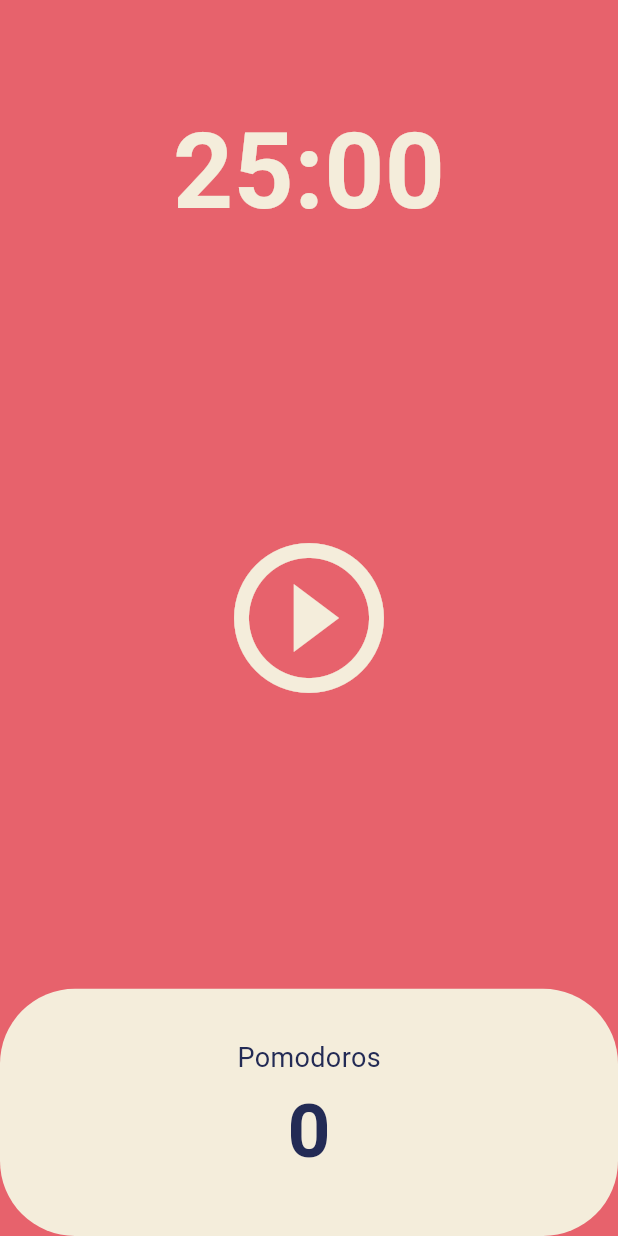
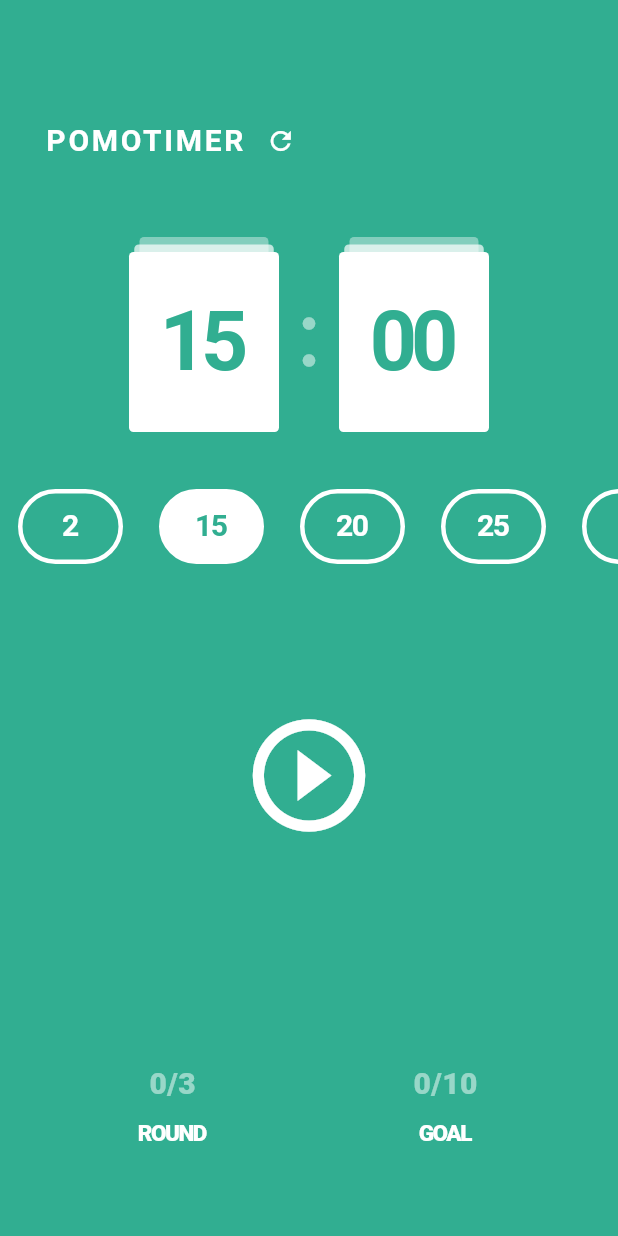
Before and after one commit to JunDemi/flutter_travel, a Flutter app: the screen it shows after launch, on a phone screen of 412 x 824 dp. Run offline on Flutter 3.47's test engine with Material 3 defaults, Android fonts, the light colour scheme and no system bars.

Commit message:
코드챌린지 뽀모도로 앱

```diff
--- a/lib/main.dart
+++ b/lib/main.dart
@@ -6,11 +6,13 @@ void main() {
 }
 
 class App extends StatelessWidget {
+  const App({super.key});
+
   @override
   Widget build(BuildContext context) {
     return MaterialApp(
       theme: ThemeData(
-        scaffoldBackgroundColor: Color(0xFFE7626C),
+        scaffoldBackgroundColor: Color.fromARGB(255, 49, 174, 145),
         textTheme: TextTheme(
           titleLarge: TextStyle(
             color: Color(0xFF232B55),
@@ -18,7 +20,7 @@ class App extends StatelessWidget {
             fontWeight: FontWeight.w600,
           ),
         ),
-        cardColor: Color(0xFFF4EDDB),
+        cardColor: Colors.white,
       ),
       home: HomeScreen(),
     );
--- a/lib/screens/home_screen.dart
+++ b/lib/screens/home_screen.dart
@@ -1,5 +1,11 @@
 import 'dart:async';
 import 'package:flutter/material.dart';
+import 'package:flutter_travel/widgets/timeSelectBelt.dart';
+import 'package:flutter_travel/widgets/timerContainer.dart';
+
+const int initialSeconds = 900;
+const int totalRound = 3;
+const int totalGoal = 10;
 
 class HomeScreen extends StatefulWidget {
   const HomeScreen({super.key});
@@ -9,25 +15,49 @@ class HomeScreen extends StatefulWidget {
 }
 
 class _HomeScreenState extends State<HomeScreen> {
-  static const limitTime = 1500;
-  int totalSeconds = limitTime;
+  int totalSeconds = initialSeconds;
+  int selectedTime = 15;
   bool isRunning = false;
   int totalPomodoros = 0;
+  int roundAmount = 0;
+  bool isBreakTime = false;
   late Timer timer;
 
   void onTick(Timer timer) {
     if (totalSeconds == 0) {
+      if (totalPomodoros == totalRound) {
         setState(() {
+          isBreakTime = true;
+          totalPomodoros = 0;
+          roundAmount++;
+          isRunning = true;
+          totalSeconds = 300;
+        });
+      } else {
+        setState(() {
+          isBreakTime = false;
           totalPomodoros++;
           isRunning = false;
-        totalSeconds = limitTime;
+          totalSeconds = selectedTime;
         });
         timer.cancel();
+      }
     } else {
       setState(() {
         totalSeconds--;
       });
     }
+  }
+
+  //시간 변경
+  void onUpdateTimePressed(int second) {
+    setState(() {
+      totalSeconds = second == 2 ? second : second * 60;
+      selectedTime = second;
+      isRunning = false;
+    });
+
+    timer.cancel();
   }
 
   void onStartPressed() {
@@ -50,15 +80,21 @@ class _HomeScreenState extends State<HomeScreen> {
   void onResetPressed() {
     timer.cancel();
     setState(() {
-      totalSeconds = limitTime;
+      totalSeconds = selectedTime == 2 ? selectedTime : selectedTime * 60;
+      isBreakTime = false;
       isRunning = false;
+      totalPomodoros = 0;
+      roundAmount = 0;
     });
   }
 
-  String formatTime(int seconds) {
+  List<String> formatTime(int seconds) {
     var duration = Duration(seconds: seconds);
     String splitTime = duration.toString().split('.').first.substring(2, 7);
-    return splitTime;
+
+    String splitMitutes = splitTime.split(':')[0];
+    String splitSeconds = splitTime.split(':')[1];
+    return [splitMitutes, splitSeconds];
   }
 
   @override
@@ -67,22 +103,58 @@ class _HomeScreenState extends State<HomeScreen> {
       backgroundColor: Theme.of(context).scaffoldBackgroundColor,
       body: Column(
         children: [
-          Flexible(
-            flex: 1,
-            child: Container(
-              alignment: Alignment.bottomCenter,
-              child: Text(
-                formatTime(totalSeconds),
+          SizedBox(
+            height: 70,
+          ),
+          Padding(
+            padding: EdgeInsets.symmetric(
+              horizontal: 30,
+            ),
+            child: SizedBox(
+              width: double.infinity,
+              child: Row(
+                children: [
+                  Text(
+                    'POMOTIMER',
                     style: TextStyle(
                       color: Theme.of(context).cardColor,
-                  fontSize: 70,
-                  fontWeight: FontWeight.w600,
+                      fontSize: 20,
+                      fontWeight: FontWeight.w700,
+                      letterSpacing: 1.8,
+                    ),
+                  ),
+                  IconButton(
+                    onPressed: onResetPressed,
+                    icon: Icon(
+                      Icons.refresh,
+                      color: Colors.white,
+                      size: 20,
+                    ),
+                  ),
+                ],
               ),
             ),
           ),
+          TimerContainer(
+            totalSeconds: formatTime(totalSeconds),
           ),
-          Flexible(
-            flex: 3,
+          if (isBreakTime) ...[
+            Text(
+              'Break Time!',
+              style: TextStyle(
+                color: Theme.of(context).cardColor,
+                fontSize: 18,
+              ),
+            ),
+          ],
+          TimeSelectBelt(
+            updateTime: onUpdateTimePressed,
+            selectedTime: selectedTime,
+          ),
+          Padding(
+            padding: EdgeInsets.symmetric(
+              vertical: 80,
+            ),
             child: Center(
               child: IconButton(
                 onPressed: isRunning ? onPausePressed : onStartPressed,
@@ -91,47 +163,83 @@ class _HomeScreenState extends State<HomeScreen> {
                       ? Icons.pause_circle_outline
                       : Icons.play_circle_outline,
                 ),
-                iconSize: 120,
+                iconSize: 90,
                 color: Theme.of(context).cardColor,
               ),
             ),
           ),
-          if (totalSeconds != limitTime) ...[
-            IconButton(
-              onPressed: onResetPressed,
-              icon: Icon(Icons.refresh),
-              iconSize: 30,
-              color: Theme.of(context).cardColor,
-            )
-          ],
           Flexible(
             flex: 1,
+            child: Padding(
+              padding: EdgeInsets.symmetric(
+                horizontal: 80,
+              ),
               child: Row(
+                mainAxisAlignment: MainAxisAlignment.spaceBetween,
                 children: [
-                Expanded(
-                  child: Container(
-                    decoration: BoxDecoration(
-                      borderRadius: BorderRadius.circular(50),
-                      color: Theme.of(context).cardColor,
-                    ),
+                  Container(
+                    alignment: Alignment.center,
+                    width: 70,
                     child: Column(
                       mainAxisAlignment: MainAxisAlignment.center,
                       children: [
                         Text(
-                          'Pomodoros',
+                          '$totalPomodoros/$totalRound',
                           style: TextStyle(
-                            fontSize: 18,
-                            color:
-                                Theme.of(context).textTheme.titleLarge!.color,
+                            fontSize: 20,
+                            fontWeight: FontWeight.w800,
+                            color: Theme.of(context).cardColor.withValues(
+                                  alpha: 0.5,
                                 ),
                           ),
+                        ),
+                        SizedBox(
+                          height: 7,
+                        ),
                         Text(
-                          '$totalPomodoros',
+                          'ROUND',
                           style: TextStyle(
-                            fontSize: 50,
-                            fontWeight: FontWeight.w700,
-                            color:
-                                Theme.of(context).textTheme.titleLarge!.color,
+                            fontSize: 15,
+                            letterSpacing: -1,
+                            fontWeight: FontWeight.w800,
+                            color: Theme.of(context).cardColor,
+                          ),
+                        ),
+                      ],
+                    ),
+                  ),
+                  SizedBox(
+                    width: 50,
+                  ),
+                  Container(
+                    alignment: Alignment.center,
+                    width: 70,
+                    child: Column(
+                      mainAxisAlignment: MainAxisAlignment.center,
+                      children: [
+                        Text(
+                          '$roundAmount/$totalGoal',
+                          style: TextStyle(
+                            fontSize: 20,
+                            fontWeight: FontWeight.w800,
+                            color: Theme.of(context).cardColor.withValues(
+                                  alpha: 0.5,
+                                ),
+                          ),
+                        ),
+                        SizedBox(
+                          height: 7,
+                        ),
+                        Text(
+                          'GOAL',
+                          style: TextStyle(
+                            fontSize: 15,
+                            letterSpacing: -1,
+                            fontWeight: FontWeight.w800,
+                            color: Theme.of(context).cardColor,
+                          ),
+                        ),
+                      ],
                     ),
                   ),
                 ],
@@ -140,9 +248,6 @@ class _HomeScreenState extends State<HomeScreen> {
           ),
         ],
       ),
-          ),
-        ],
-      ),
     );
   }
 }
--- a/lib/widgets/button.dart
+++ /dev/null
@@ -1,34 +0,0 @@
-import 'package:flutter/material.dart';
-
-class Button extends StatelessWidget {
-  final String text;
-  final Color bgColor;
-  final Color textColor;
-
-  const Button(
-      {super.key,
-      required this.text,
-      required this.bgColor,
-      required this.textColor});
-
-  @override
-  Widget build(BuildContext context) {
-    return Container(
-      decoration: BoxDecoration(
-          color: bgColor, borderRadius: BorderRadius.circular(50)),
-      child: Padding(
-        padding: EdgeInsets.symmetric(
-          vertical: 15,
-          horizontal: 45,
-        ),
-        child: Text(
-          text,
-          style: TextStyle(
-            fontSize: 18,
-            color: textColor,
-          ),
-        ),
-      ),
-    );
-  }
-}
--- a/lib/widgets/card.dart
+++ /dev/null
@@ -1,89 +0,0 @@
-import 'package:flutter/material.dart';
-
-class CurrencyCard extends StatelessWidget {
-  final String name, code, amount;
-  final double y;
-  final IconData icon;
-  final bool isInverted;
-
-  const CurrencyCard({
-    super.key,
-    required this.name,
-    required this.y,
-    required this.code,
-    required this.amount,
-    required this.icon,
-    this.isInverted = false,
-  });
-
-  @override
-  Widget build(BuildContext context) {
-    return Transform.translate(
-      offset: Offset(0, y),
-      child: Container(
-        clipBehavior: Clip.hardEdge,
-        decoration: BoxDecoration(
-            color: isInverted ? Colors.white : Color(0xFF1F2123),
-            borderRadius: BorderRadius.circular(25)),
-        child: Padding(
-          padding: const EdgeInsets.all(20),
-          child: Row(
-            mainAxisAlignment: MainAxisAlignment.spaceBetween,
-            children: [
-              Column(
-                crossAxisAlignment: CrossAxisAlignment.start,
-                children: [
-                  Text(
-                    name,
-                    style: TextStyle(
-                      color: isInverted ? Color(0xFF1F2123) : Colors.white,
-                      fontSize: 23,
-                      fontWeight: FontWeight.w600,
-                    ),
-                  ),
-                  SizedBox(
-                    height: 10,
-                  ),
-                  Row(
-                    children: [
-                      Text(
-                        amount,
-                        style: TextStyle(
-                          color: isInverted ? Color(0xFF1F2123) : Colors.white,
-                          fontSize: 14,
-                        ),
-                      ),
-                      SizedBox(
-                        width: 5,
-                      ),
-                      Text(
-                        code,
-                        style: TextStyle(
-                          color: isInverted
-                              ? Color(0xFF1F2123).withValues(alpha: 0.8)
-                              : Colors.white.withValues(alpha: 0.8),
-                          fontSize: 14,
-                        ),
-                      ),
-                    ],
-                  ),
-                ],
-              ),
-              Transform.scale(
-                scale: 2.2,
-                child: Transform.translate(
-                  offset: Offset(0, 10),
-                  child: Icon(
-                    icon,
-                    color: isInverted ? Color(0xFF1F2123) : Colors.white,
-                    size: 90,
-                  ),
-                ),
-              ),
-            ],
-          ),
-        ),
-      ),
-    );
-  }
-}
--- /dev/null
+++ b/lib/widgets/cardTable.dart
@@ -0,0 +1,28 @@
+import 'package:flutter/material.dart';
+
+class CardTable extends StatelessWidget {
+  const CardTable({
+    super.key,
+  });
+
+  @override
+  Widget build(BuildContext context) {
+    return Stack(
+        alignment: Alignment.center,
+        children: List.generate(3, (i) {
+          return Transform.translate(
+            offset: Offset(0, -10 + (i * 5)),
+            child: Container(
+              width: 86 + (i * 7),
+              height: 120,
+              decoration: BoxDecoration(
+                borderRadius: BorderRadius.circular(3),
+                color: Theme.of(context)
+                    .cardColor
+                    .withValues(alpha: 0.4 + (i * 0.3)),
+              ),
+            ),
+          );
+        }));
+  }
+}
--- /dev/null
+++ b/lib/widgets/interTimer.dart
@@ -0,0 +1,30 @@
+import 'package:flutter/material.dart';
+
+class InterTimer extends StatelessWidget {
+  const InterTimer({
+    super.key,
+  });
+
+  @override
+  Widget build(BuildContext context) {
+    return Column(
+      crossAxisAlignment: CrossAxisAlignment.center,
+      mainAxisAlignment: MainAxisAlignment.center,
+      children: [
+        Icon(
+          Icons.circle,
+          color: Colors.white.withValues(alpha: 0.5),
+          size: 10,
+        ),
+        SizedBox(
+          height: 15,
+        ),
+        Icon(
+          Icons.circle,
+          color: Colors.white.withValues(alpha: 0.5),
+          size: 10,
+        ),
+      ],
+    );
+  }
+}
--- /dev/null
+++ b/lib/widgets/timeSelectBelt.dart
@@ -0,0 +1,62 @@
+import 'package:flutter/material.dart';
+
+class TimeSelectBelt extends StatefulWidget {
+  final Function(int) updateTime;
+  final int selectedTime;
+  const TimeSelectBelt({
+    super.key,
+    required this.updateTime,
+    required this.selectedTime,
+  });
+
+  @override
+  State<TimeSelectBelt> createState() => _TimeSelectBeltState();
+}
+
+class _TimeSelectBeltState extends State<TimeSelectBelt> {
+  final List<int> timeOptions = [2, 15, 20, 25, 30, 35];
+  @override
+  Widget build(BuildContext context) {
+    return SingleChildScrollView(
+      scrollDirection: Axis.horizontal,
+      child: Row(
+        children: List.generate(timeOptions.length, (i) {
+          return TextButton(
+            onPressed: () {
+              //setState()를 호출하는 시점을 조정
+              Future.delayed(Duration.zero, () {
+                widget.updateTime(timeOptions[i]);
+              });
+            },
+            child: Container(
+              width: 70,
+              height: 50,
+              alignment: Alignment.center,
+              decoration: BoxDecoration(
+                border: Border.all(
+                  color: Theme.of(context).cardColor,
+                  width: 3,
+                ),
+                borderRadius: BorderRadius.circular(30),
+                color: widget.selectedTime == timeOptions[i]
+                    ? Theme.of(context).cardColor
+                    : Theme.of(context).scaffoldBackgroundColor,
+              ),
+              child: Text(
+                '${timeOptions[i]}',
+                style: TextStyle(
+                  color: widget.selectedTime == timeOptions[i]
+                      ? Theme.of(context).scaffoldBackgroundColor
+                      : Theme.of(context).cardColor,
+                  fontSize: 20,
+                  fontWeight: FontWeight.w700,
+                  letterSpacing: -1,
+                ),
+              ),
+            ),
+          );
+        }),
+      ),
+    );
+  }
+}
--- /dev/null
+++ b/lib/widgets/timerContainer.dart
@@ -0,0 +1,78 @@
+import 'package:flutter/material.dart';
+import 'package:flutter_travel/widgets/cardTable.dart';
+import 'package:flutter_travel/widgets/interTimer.dart';
+
+class TimerContainer extends StatelessWidget {
+  final List<String> totalSeconds;
+  const TimerContainer({
+    super.key,
+    required this.totalSeconds,
+  });
+  @override
+  Widget build(BuildContext context) {
+    return Padding(
+      padding: EdgeInsets.only(
+        top: 50,
+        bottom: 30,
+      ),
+      child: Container(
+        alignment: Alignment.center,
+        child: Stack(
+          children: [
+            Row(
+              crossAxisAlignment: CrossAxisAlignment.center,
+              mainAxisAlignment: MainAxisAlignment.center,
+              children: [
+                Stack(
+                  alignment: Alignment.center,
+                  children: [
+                    CardTable(),
+                    Text(
+                      totalSeconds[0],
+                      style: TextStyle(
+                        color: Theme.of(context).scaffoldBackgroundColor,
+                        fontSize: 55,
+                        fontWeight: FontWeight.w700,
+                        letterSpacing: -4,
+                      ),
+                    )
+                  ],
+                ),
+                SizedBox(
+                  width: 15,
+                ),
+                InterTimer(),
+                SizedBox(
+                  width: 15,
+                ),
+                Stack(
+                  alignment: Alignment.center,
+                  children: [
+                    CardTable(),
+                    Text(
+                      totalSeconds[1],
+                      style: TextStyle(
+                        color: Theme.of(context).scaffoldBackgroundColor,
+                        fontSize: 55,
+                        fontWeight: FontWeight.w700,
+                        letterSpacing: -4,
+                      ),
+                    )
+                  ],
+                ),
+              ],
+            ),
+            // Text(
+            //   widget.totalSeconds,
+            //   style: TextStyle(
+            //     color: Theme.of(context).scaffoldBackgroundColor,
+            //     fontSize: 70,
+            //     fontWeight: FontWeight.w600,
+            //   ),
+            // ),
+          ],
+        ),
+      ),
+    );
+  }
+}
```
Lines whose indentation alone changed are shown as unchanged.
